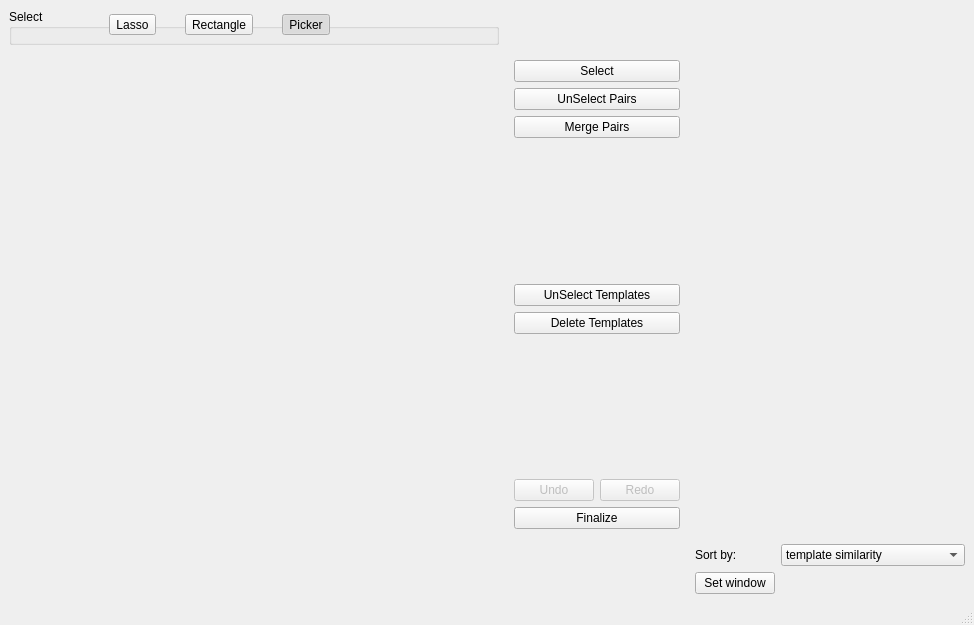
Old version of the form circus/shared/qt_merge.ui in the repository spyking-circus/spyking-circus.
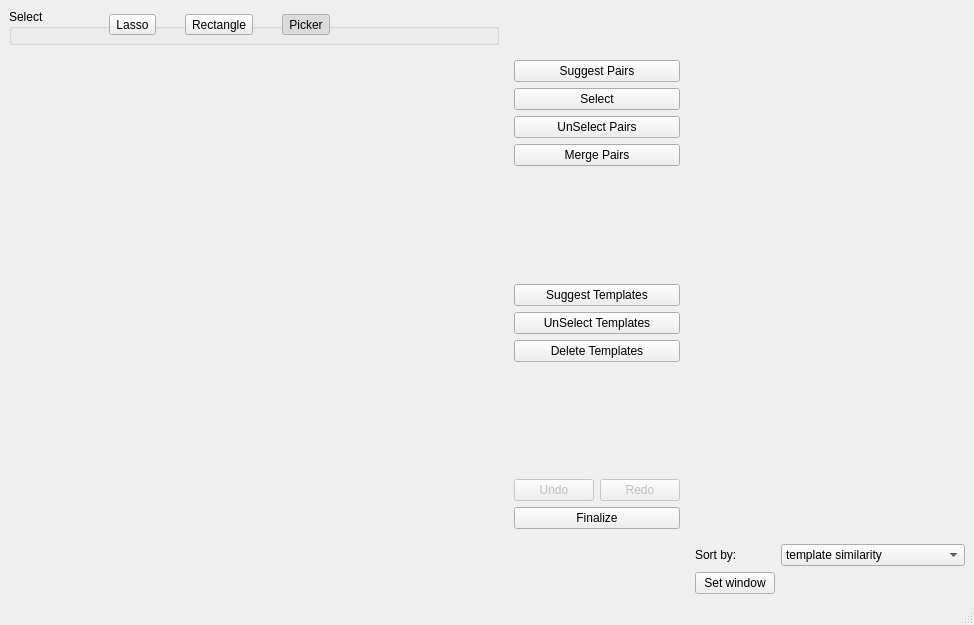
New version of the form. Icons and pictures are not drawn. Custom widgets are drawn as their Qt base class.

Commit message: Add an automatic suggestion of pairs/templates

```diff
--- a/circus/shared/qt_merge.ui
+++ b/circus/shared/qt_merge.ui
@@ -187,6 +187,13 @@
        <number>0</number>
       </property>
       <layout class="QVBoxLayout" name="verticalLayout">
+       <item>
+        <widget class="QPushButton" name="btn_suggest_pairs">
+         <property name="text">
+          <string>Suggest Pairs</string>
+         </property>
+        </widget>
+       </item>
        <item>
         <widget class="QPushButton" name="btn_select">
          <property name="text">
@@ -236,6 +243,13 @@
          </property>
         </spacer>
        </item>
+       <item>
+        <widget class="QPushButton" name="btn_suggest_templates">
+         <property name="text">
+          <string>Suggest Templates</string>
+         </property>
+        </widget>
+       </item>
        <item>
         <widget class="QPushButton" name="btn_unselect_template">
          <property name="text">
```
The commit also changes 1 other file.
